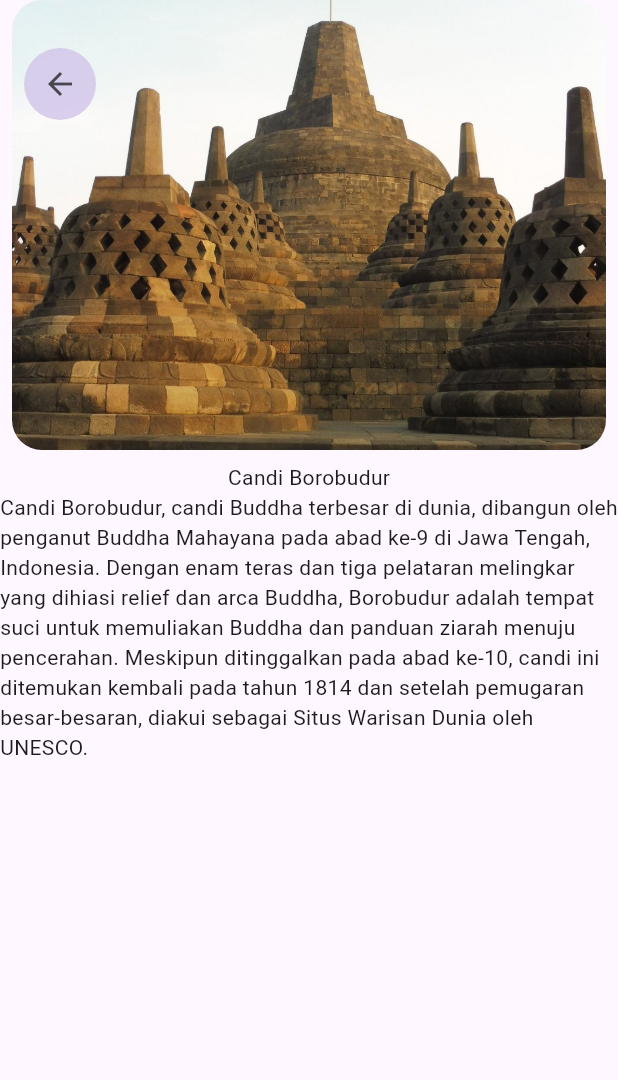
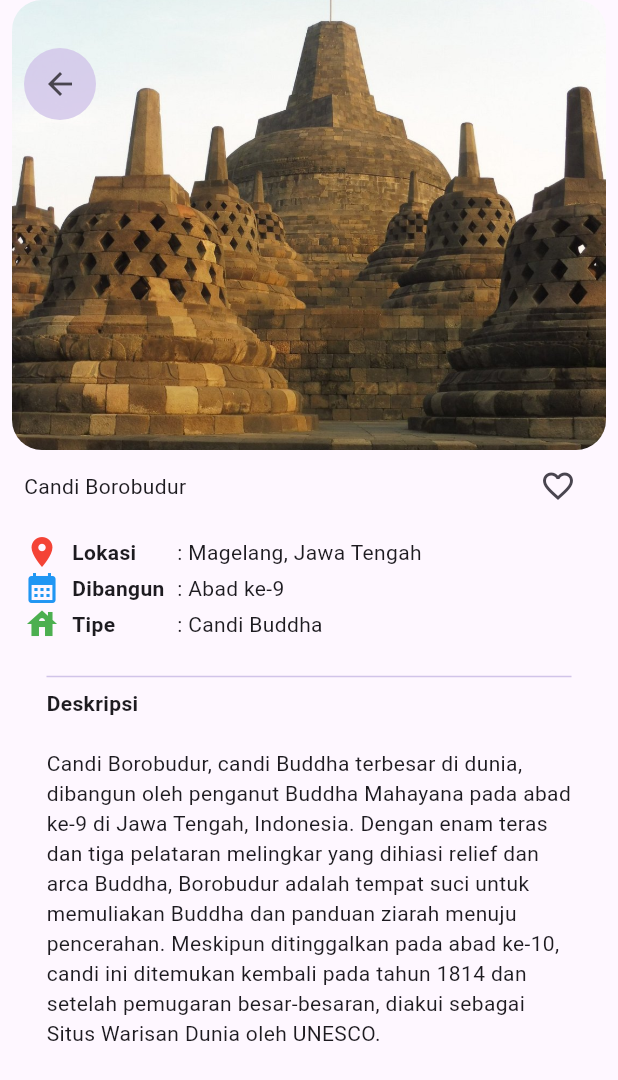
Before and after one commit to Mobile-Programming-MDP/latihan-flutter-ShihoHinomori, a Flutter app: the screen it shows after launch, on a phone screen of 412 x 824 dp. Shown: the top 1080 px of the screen. Run offline on Flutter 3.47's test engine with Material 3 defaults, Android fonts, the phone set to English and light mode, and no system bars; our stand-ins replace connectivity_plus.

Commit message:
Candi 2 Lanjutan

```diff
--- a/wisata_candi/lib/detail_screen.dart
+++ b/wisata_candi/lib/detail_screen.dart
@@ -45,15 +45,88 @@ class DetailScreen extends StatelessWidget {
           Padding(
             padding: const EdgeInsets.symmetric(horizontal: 16),
             child: Column(
+              crossAxisAlignment: CrossAxisAlignment.start,
               children: [
+                Row(
+                  mainAxisAlignment: MainAxisAlignment.spaceBetween,
+                  children: [
+                    Text(candi.name),
+                    IconButton(
+                        onPressed: () {}, icon: Icon(Icons.favorite_border))
+                  ],
+                ),
                 const SizedBox(
                   height: 8,
-                )
+                ),
+                Row(
+                  children: [
+                    const Icon(
+                      Icons.location_on,
+                      color: Colors.red,
+                    ),
+                    const SizedBox(width: 8),
+                    const SizedBox(
+                      width: 70,
+                      child: Text(
+                        'Lokasi',
+                        style: TextStyle(fontWeight: FontWeight.bold),
+                      ),
+                    ),
+                    Text(': ${candi.location}'),
+                  ],
+                ),
+                Row(children: [
+                  Icon(
+                    Icons.calendar_month,
+                    color: Colors.blue,
+                  ),
+                  const SizedBox(width: 8),
+                  const SizedBox(
+                    width: 70,
+                    child: Text(
+                      'Dibangun',
+                      style: TextStyle(fontWeight: FontWeight.bold),
+                    ),
+                  ),
+                  Text(': ${candi.built}'),
+                ]),
+                Row(children: [
+                  Icon(
+                    Icons.house,
+                    color: Colors.green,
+                  ),
+                  const SizedBox(width: 8),
+                  const SizedBox(
+                    width: 70,
+                    child: Text(
+                      'Tipe',
+                      style: TextStyle(fontWeight: FontWeight.bold),
+                    ),
+                  ),
+                  Text(': ${candi.type}')
+                ]),
+                Padding(
+                    padding: const EdgeInsets.all(15),
+                    child: Column(
+                        crossAxisAlignment: CrossAxisAlignment.start,
+                        children: [
+                          Divider(
+                            color: Colors.deepPurple.shade100,
+                          ),
+                          Text('Deskripsi',
+                              style: TextStyle(fontWeight: FontWeight.bold)),
+                          SizedBox(
+                            height: 16,
+                          ),
+                          SizedBox(),
+                          SizedBox(
+                            height: 4,
+                          ),
+                          Text(candi.description),
+                        ]))
               ],
             ),
           ),
-          Text(candi.name),
-          Text(candi.description),
         ],
       ),
     );
```
